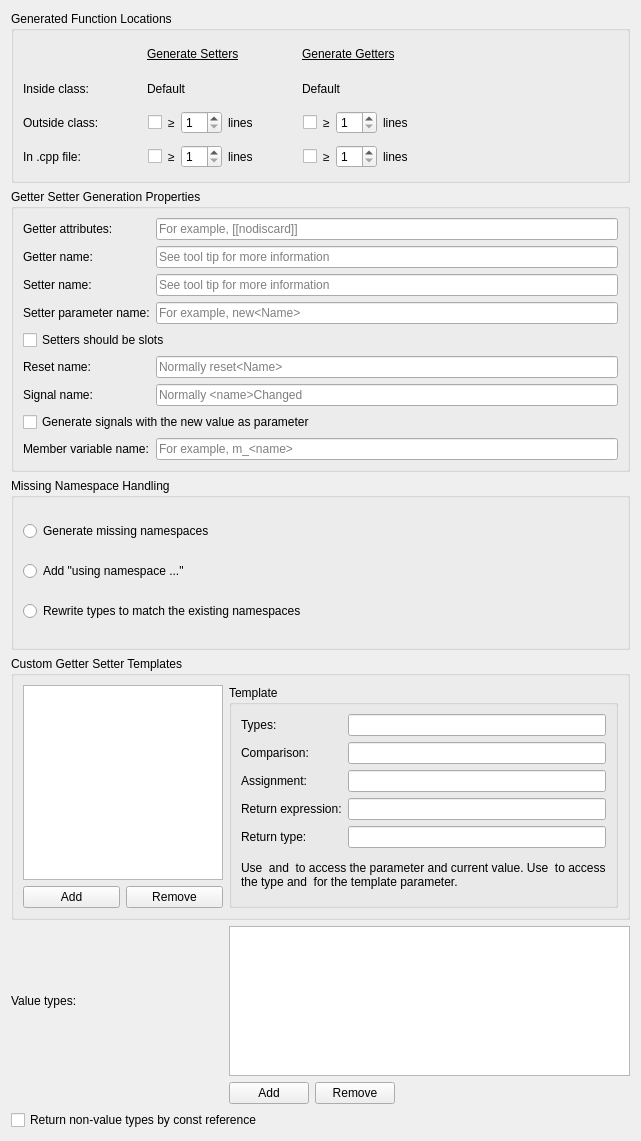
Above: src/plugins/cppeditor/cppquickfixsettingswidget.ui from qt-creator/qt-creator before the change. Below: the same form after it.
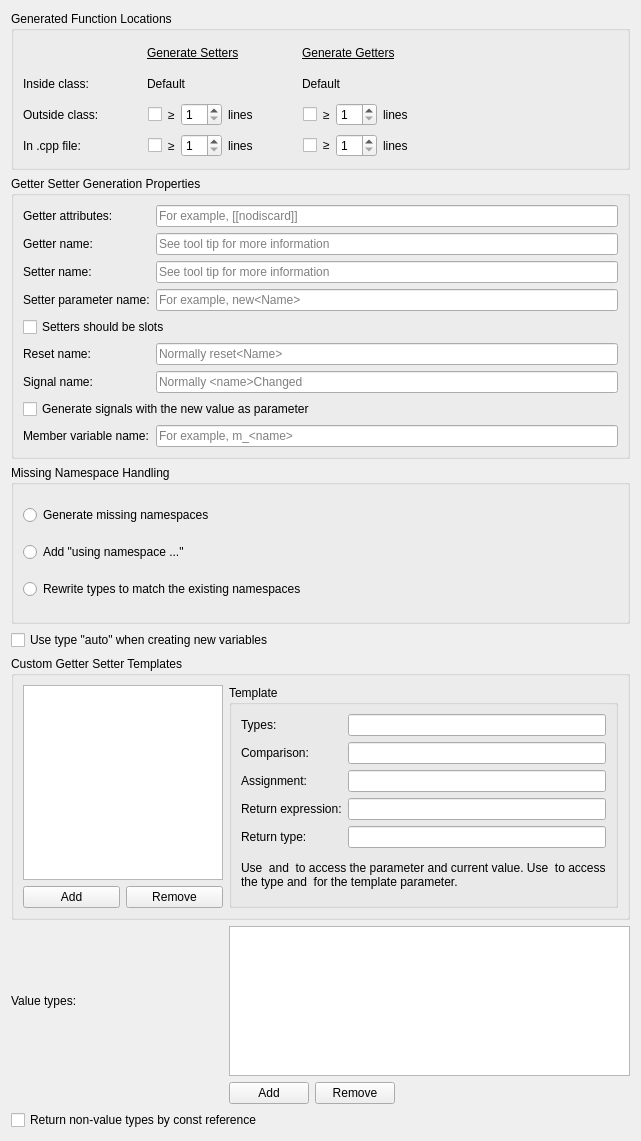
That is the form after the change.

Commit message:
CppEditor: Let user decide whether to use "auto"
... in "Assign to Local Variable" quickfix.

Fixes: QTCREATORBUG-28099

Diff of the .ui file:
```diff
--- a/src/plugins/cppeditor/cppquickfixsettingswidget.ui
+++ b/src/plugins/cppeditor/cppquickfixsettingswidget.ui
@@ -646,6 +646,16 @@
      </layout>
     </widget>
    </item>
+   <item>
+    <widget class="QCheckBox" name="useAutoCheckBox">
+     <property name="toolTip">
+      <string>&lt;html&gt;&lt;head/&gt;&lt;body&gt;&lt;p&gt;Uncheck this to make Qt Creator try to derive the type of expression in the &amp;quot;Assign to Local Variable&amp;quot; quickfix.&lt;/p&gt;&lt;p&gt;Note that this might fail for more complex types.&lt;/p&gt;&lt;/body&gt;&lt;/html&gt;</string>
+     </property>
+     <property name="text">
+      <string>Use type &quot;auto&quot; when creating new variables</string>
+     </property>
+    </widget>
+   </item>
    <item>
     <widget class="QGroupBox" name="groupBox_3">
      <property name="title">
```
The commit also changes 5 other files.
